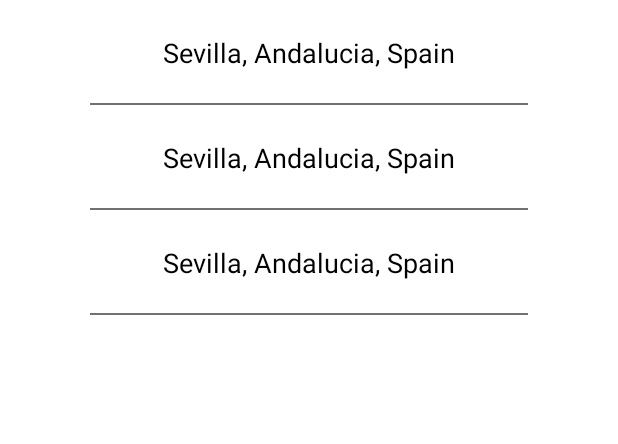
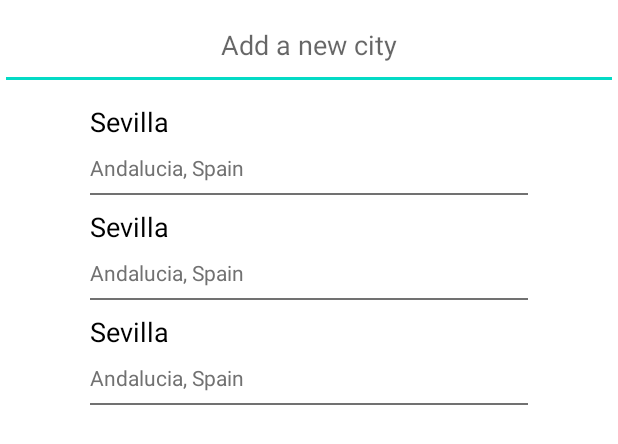
Before and after one commit to agul1no/Weatherlicious, an Android app: the layout fragment_add.xml on its own in the app's theme, with its tools: preview values and no code run, on a phone screen of 412 x 824 dp. Shown: the top 444 px of the screen. Run offline under Robolectric (Android 15) with nearby library versions, the phone set to English and light mode, and no system bars.

Commit message:
Transparent Toolbar im Main Activity implemented Navigation Drawer implemented CitySearchAdapter.kt edited EditText added to the AddFragment.kt for the city search

```diff
--- a/app/src/main/AndroidManifest.xml
+++ b/app/src/main/AndroidManifest.xml
@@ -15,7 +15,7 @@
         android:label="@string/app_name"
         android:roundIcon="@mipmap/weatherlicious_logo"
         android:supportsRtl="true"
-        android:theme="@style/Theme.Weatherlicious"
+        android:theme="@style/Theme.Weatherlicious.NoActionbar"
         tools:targetApi="31">
         <activity
             android:name=".MainActivity"
--- a/app/src/main/java/com/example/weatherlicious/ui/addfragment/CitySearchAdapter.kt
+++ b/app/src/main/java/com/example/weatherlicious/ui/addfragment/CitySearchAdapter.kt
@@ -27,7 +27,8 @@ class CitySearchAdapter : ListAdapter<CityItem, CitySearchAdapter.ViewHolder>(Ci
 
         fun bind(cityItem: CityItem){
             itemBinding.apply {
-                tvCityInfo.text = "${cityItem.name}, ${cityItem.region}, ${cityItem.country}"
+                tvCityName.text = cityItem.name
+                tvCountryName.text = "${cityItem.region}, ${cityItem.country}"
             }
         }
     }
--- /dev/null
+++ b/app/src/main/res/drawable/ic_info.xml
@@ -0,0 +1,5 @@
+<vector android:height="24dp" android:tint="#000000"
+    android:viewportHeight="24" android:viewportWidth="24"
+    android:width="24dp" xmlns:android="http://schemas.android.com/apk/res/android">
+    <path android:fillColor="@android:color/white" android:pathData="M12,2C6.48,2 2,6.48 2,12s4.48,10 10,10 10,-4.48 10,-10S17.52,2 12,2zM13,17h-2v-6h2v6zM13,9h-2L11,7h2v2z"/>
+</vector>
--- a/app/src/main/res/layout/city_item.xml
+++ b/app/src/main/res/layout/city_item.xml
@@ -23,18 +23,27 @@
             android:background="@color/transparent">
 
             <TextView
-                android:id="@+id/tvCityInfo"
+                android:id="@+id/tvCityName"
                 android:layout_width="wrap_content"
                 android:layout_height="wrap_content"
                 android:textColor="?attr/colorOnSecondary"
                 android:textSize="18sp"
+                app:layout_constraintBottom_toTopOf="@id/tvCountryName"
+                app:layout_constraintStart_toStartOf="@+id/dividerLine"
+                app:layout_constraintTop_toTopOf="parent"
+                tools:text="Sevilla"
+                tools:textColor="@color/black" />
+
+            <TextView
+                android:id="@+id/tvCountryName"
+                android:layout_width="wrap_content"
+                android:layout_height="wrap_content"
+                android:textSize="14sp"
                 app:layout_constraintBottom_toBottomOf="parent"
-                app:layout_constraintEnd_toEndOf="parent"
-                app:layout_constraintHorizontal_bias="0.5"
-                app:layout_constraintStart_toStartOf="parent"
-                app:layout_constraintTop_toTopOf="parent"
-                tools:text="Sevilla, Andalucia, Spain"
-                tools:textColor="@color/black" />
+                app:layout_constraintStart_toStartOf="@+id/tvCityName"
+                app:layout_constraintTop_toBottomOf="@+id/tvCityName"
+                tools:text="Andalucia, Spain"
+                tools:textColor="@color/light_grey" />
 
             <View
                 android:id="@+id/dividerLine"
--- a/app/src/main/res/layout/fragment_add.xml
+++ b/app/src/main/res/layout/fragment_add.xml
@@ -6,16 +6,28 @@
     android:layout_height="match_parent"
     tools:context=".ui.addfragment.AddFragment">
 
+    <EditText
+        android:id="@+id/etSearch"
+        android:layout_width="match_parent"
+        android:layout_height="60dp"
+        android:inputType="textCapSentences"
+        android:hint="Add a new city"
+        android:textAlignment="center"
+        app:layout_constraintEnd_toEndOf="parent"
+        app:layout_constraintHorizontal_bias="0.5"
+        app:layout_constraintStart_toStartOf="parent"
+        app:layout_constraintTop_toTopOf="parent" />
+
     <androidx.recyclerview.widget.RecyclerView
         android:id="@+id/recyclerView"
         android:layout_width="match_parent"
-        android:layout_height="match_parent"
+        android:layout_height="wrap_content"
         app:layoutManager="androidx.recyclerview.widget.LinearLayoutManager"
         app:layout_constraintEnd_toEndOf="parent"
         app:layout_constraintHorizontal_bias="0.5"
         app:layout_constraintStart_toStartOf="parent"
-        app:layout_constraintTop_toTopOf="parent"
-        tools:listitem="@layout/city_item"/>
+        app:layout_constraintTop_toBottomOf="@+id/etSearch"
+        tools:listitem="@layout/city_item" />
 
     <ProgressBar
         android:id="@+id/progressBar"
--- a/app/src/main/res/layout/fragment_main.xml
+++ b/app/src/main/res/layout/fragment_main.xml
@@ -26,7 +26,6 @@
             app:expandedTitleGravity="center"
             app:expandedTitleTextColor="@color/white"
             app:layout_scrollFlags="scroll|exitUntilCollapsed|snap"
-            app:menu="@menu/add_menu_main_fragment"
             app:titleCollapseMode="fade">
 
             <androidx.appcompat.widget.Toolbar
@@ -34,7 +33,6 @@
                 android:layout_width="match_parent"
                 android:layout_height="?attr/actionBarSize"
                 app:layout_collapseMode="pin"
-                app:menu="@menu/add_menu_main_fragment"
                 app:popupTheme="@style/Theme.AppCompat.Light.DarkActionBar">
 
             </androidx.appcompat.widget.Toolbar>
@@ -54,9 +52,7 @@
                 android:layout_height="200dp"
                 android:layout_gravity="bottom"
                 android:background="@drawable/gradient_bottom_image">
-
             </View>
-
 
         </com.google.android.material.appbar.CollapsingToolbarLayout>
 
--- a/app/src/main/res/navigation/navigation_graph.xml
+++ b/app/src/main/res/navigation/navigation_graph.xml
@@ -8,7 +8,7 @@
     <fragment
         android:id="@+id/mainFragment"
         android:name="com.example.weatherlicious.ui.mainfragment.MainFragment"
-        android:label="fragment_main"
+        android:label=""
         tools:layout="@layout/fragment_main" >
         <action
             android:id="@+id/action_mainFragment_to_addFragment"
--- a/app/src/main/res/values-night/themes.xml
+++ b/app/src/main/res/values-night/themes.xml
@@ -1,6 +1,6 @@
 <resources xmlns:tools="http://schemas.android.com/tools">
     <!-- Base application theme. -->
-    <style name="Theme.Weatherlicious" parent="Theme.MaterialComponents.DayNight.DarkActionBar">
+    <style name="Theme.Weatherlicious" parent="Theme.MaterialComponents.DayNight.NoActionBar">
         <!-- Primary brand color. -->
         <item name="colorPrimary">@color/purple_200</item>
         <item name="colorPrimaryVariant">@color/purple_700</item>
@@ -18,5 +18,8 @@
     <style name="Theme.Weatherlicious.NoActionbar">
         <item name="windowActionBar">false</item>
         <item name="windowNoTitle">true</item>
+        <item name="android:windowTranslucentStatus">true</item>
+        <item name="android:windowTranslucentNavigation">true</item>
+        <item name="android:fitsSystemWindows">true</item>
     </style>
 </resources>
--- a/app/src/main/res/values/strings.xml
+++ b/app/src/main/res/values/strings.xml
@@ -1,5 +1,5 @@
 <resources>
-    <string name="app_name">Weatherlicious.databasebranch</string>
+    <string name="app_name">Weatherlicious</string>
     <!-- TODO: Remove or change this placeholder text -->
     <string name="hello_blank_fragment">Hello blank fragment</string>
 </resources>
--- a/app/src/main/res/values/themes.xml
+++ b/app/src/main/res/values/themes.xml
@@ -1,6 +1,6 @@
 <resources xmlns:tools="http://schemas.android.com/tools">
     <!-- Base application theme. -->
-    <style name="Theme.Weatherlicious" parent="Theme.MaterialComponents.DayNight.DarkActionBar">
+    <style name="Theme.Weatherlicious" parent="Theme.MaterialComponents.DayNight.NoActionBar">
         <!-- Primary brand color. -->
         <item name="colorPrimary">@color/purple_500</item>
         <item name="colorPrimaryVariant">@color/purple_700</item>
@@ -18,5 +18,8 @@
     <style name="Theme.Weatherlicious.NoActionbar">
         <item name="windowActionBar">false</item>
         <item name="windowNoTitle">true</item>
+        <item name="android:windowTranslucentStatus">true</item>
+        <item name="android:windowTranslucentNavigation">true</item>
+        <item name="android:fitsSystemWindows">true</item>
     </style>
 </resources>
```
Also changed, not shown: app/src/main/java/com/example/weatherlicious/MainActivity.kt (+81 -14 lines), app/src/main/java/com/example/weatherlicious/ui/addfragment/AddFragment.kt (+58 -38 lines), app/src/main/java/com/example/weatherlicious/ui/mainfragment/MainFragment.kt (+17 -18 lines), app/src/main/res/layout/activity_main.xml (+33 -2 lines), app/src/main/res/layout/header.xml (added, +72 -0 lines).
